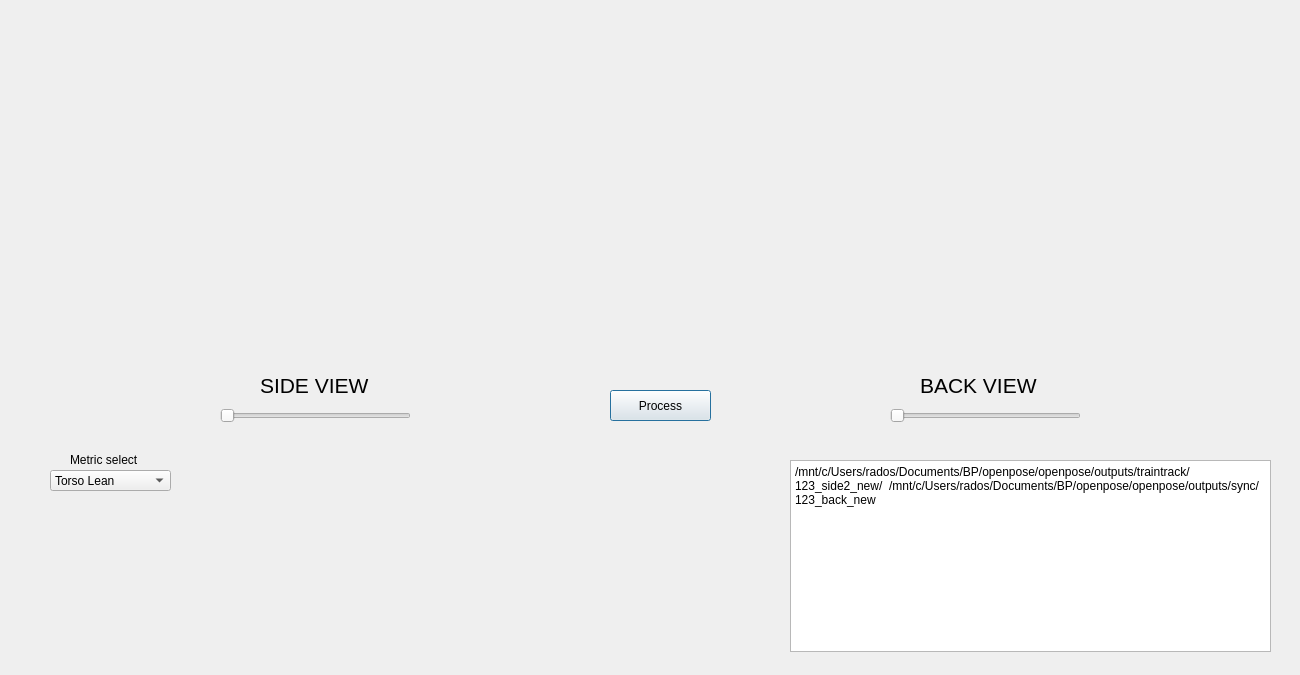
First picture: the form in src/run_analysis.ui, repository Radluy/Running-Gait-Analysis, before the edit.
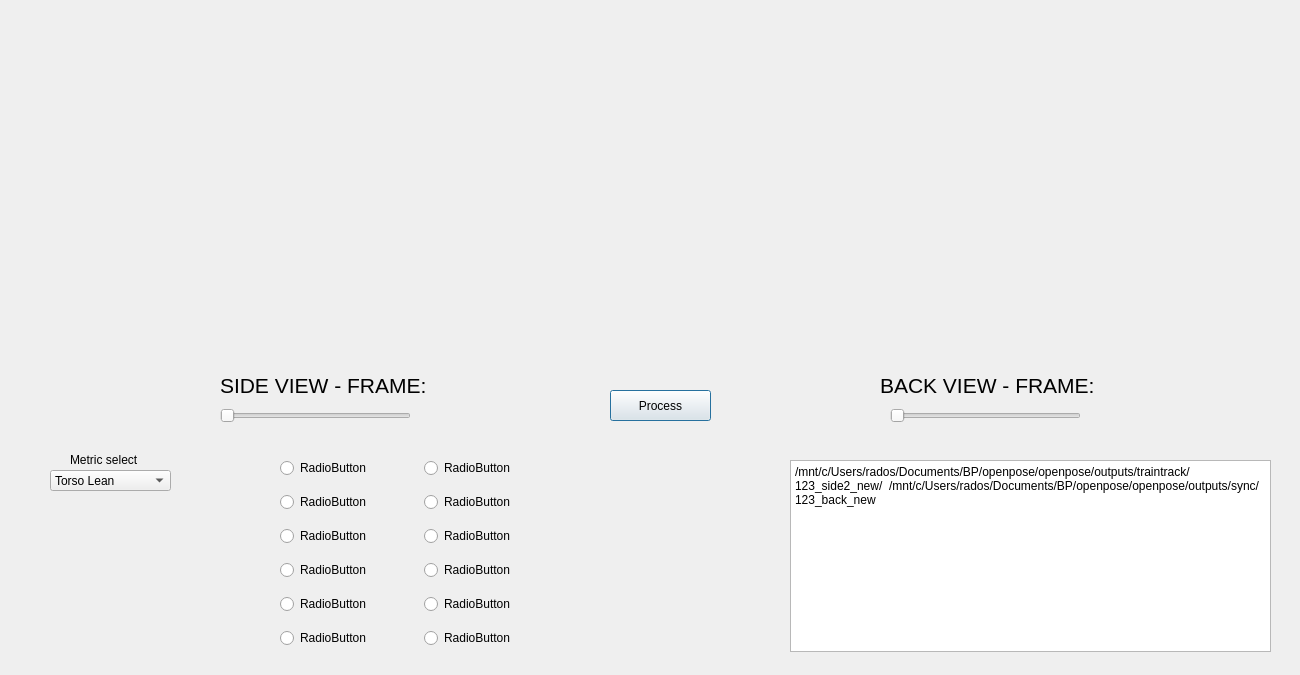
Second picture: the form after the edit.

Commit message: added GUI features - metric picker

The edit to the form file:
```diff
--- a/src/run_analysis.ui
+++ b/src/run_analysis.ui
@@ -44,9 +44,9 @@
   <widget class="QLabel" name="label">
    <property name="geometry">
     <rect>
-     <x>260</x>
+     <x>220</x>
      <y>370</y>
-     <width>121</width>
+     <width>251</width>
      <height>31</height>
     </rect>
    </property>
@@ -56,15 +56,15 @@
     </font>
    </property>
    <property name="text">
-    <string>SIDE VIEW</string>
+    <string>SIDE VIEW - FRAME: </string>
    </property>
   </widget>
   <widget class="QLabel" name="label_2">
    <property name="geometry">
     <rect>
-     <x>920</x>
+     <x>880</x>
      <y>370</y>
-     <width>131</width>
+     <width>261</width>
      <height>31</height>
     </rect>
    </property>
@@ -74,7 +74,7 @@
     </font>
    </property>
    <property name="text">
-    <string>BACK VIEW</string>
+    <string>BACK VIEW - FRAME:</string>
    </property>
   </widget>
   <widget class="QSlider" name="backViewSlider">
@@ -183,6 +183,105 @@
     <string>Metric select</string>
    </property>
   </widget>
+  <widget class="QWidget" name="gridLayoutWidget">
+   <property name="geometry">
+    <rect>
+     <x>280</x>
+     <y>450</y>
+     <width>281</width>
+     <height>212</height>
+    </rect>
+   </property>
+   <layout class="QGridLayout" name="radioLayout">
+    <item row="4" column="0">
+     <widget class="QRadioButton" name="radioButton_3">
+      <property name="text">
+       <string>RadioButton</string>
+      </property>
+     </widget>
+    </item>
+    <item row="3" column="0">
+     <widget class="QRadioButton" name="radioButton_2">
+      <property name="text">
+       <string>RadioButton</string>
+      </property>
+     </widget>
+    </item>
+    <item row="1" column="0">
+     <widget class="QRadioButton" name="radioButton">
+      <property name="layoutDirection">
+       <enum>Qt::LeftToRight</enum>
+      </property>
+      <property name="text">
+       <string>RadioButton</string>
+      </property>
+     </widget>
+    </item>
+    <item row="6" column="0">
+     <widget class="QRadioButton" name="radioButton_4">
+      <property name="text">
+       <string>RadioButton</string>
+      </property>
+     </widget>
+    </item>
+    <item row="7" column="0">
+     <widget class="QRadioButton" name="radioButton_5">
+      <property name="text">
+       <string>RadioButton</string>
+      </property>
+     </widget>
+    </item>
+    <item row="1" column="1">
+     <widget class="QRadioButton" name="radioButton_7">
+      <property name="text">
+       <string>RadioButton</string>
+      </property>
+     </widget>
+    </item>
+    <item row="3" column="1">
+     <widget class="QRadioButton" name="radioButton_8">
+      <property name="text">
+       <string>RadioButton</string>
+      </property>
+     </widget>
+    </item>
+    <item row="4" column="1">
+     <widget class="QRadioButton" name="radioButton_9">
+      <property name="text">
+       <string>RadioButton</string>
+      </property>
+     </widget>
+    </item>
+    <item row="6" column="1">
+     <widget class="QRadioButton" name="radioButton_10">
+      <property name="text">
+       <string>RadioButton</string>
+      </property>
+     </widget>
+    </item>
+    <item row="7" column="1">
+     <widget class="QRadioButton" name="radioButton_11">
+      <property name="text">
+       <string>RadioButton</string>
+      </property>
+     </widget>
+    </item>
+    <item row="8" column="1">
+     <widget class="QRadioButton" name="radioButton_12">
+      <property name="text">
+       <string>RadioButton</string>
+      </property>
+     </widget>
+    </item>
+    <item row="8" column="0">
+     <widget class="QRadioButton" name="radioButton_6">
+      <property name="text">
+       <string>RadioButton</string>
+      </property>
+     </widget>
+    </item>
+   </layout>
+  </widget>
  </widget>
  <resources/>
  <connections/>
```
Left out of the diff: 4 changed lines with no effect on the pictures. The commit also changes 2 other files.
